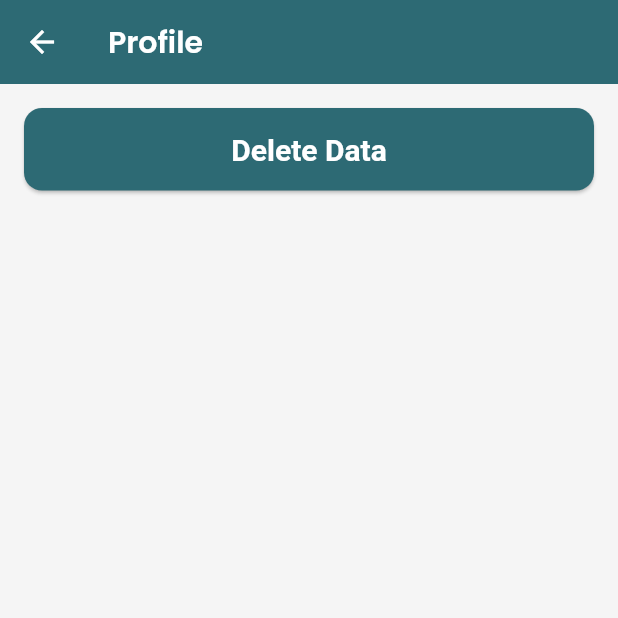
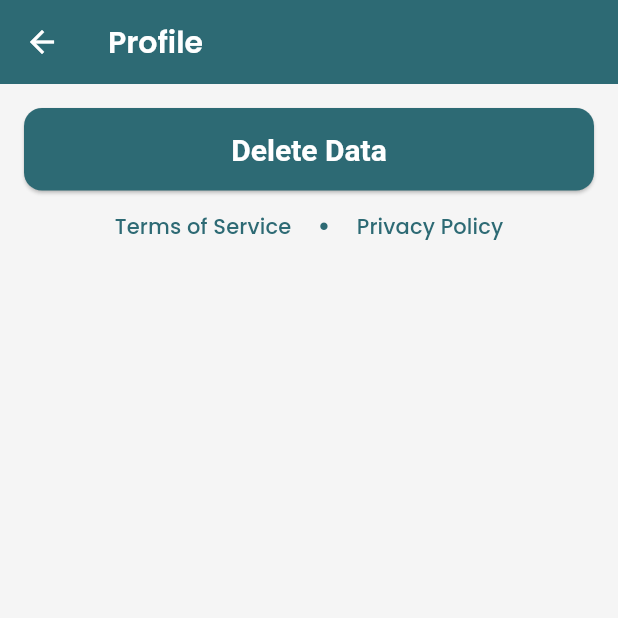
Before and after one commit to mw29/hungry-owl, a Flutter app: the ProfileScreen screen opened directly, on a phone screen of 412 x 824 dp, the top half of it. Run offline on Flutter 3.47's test engine with Material 3 defaults, Android fonts, the phone set to English and light mode, and no system bars; our stand-ins replace camera, flutter_dotenv, flutter_riverpod, google_fonts, google_generative_ai, sembast.

Commit message:
pp and ts links

```diff
--- a/lib/screens/profile.dart
+++ b/lib/screens/profile.dart
@@ -1,6 +1,8 @@
 import 'package:flutter/material.dart';
 import 'package:flutter_riverpod/flutter_riverpod.dart';
 import 'package:scan_app/models/users.dart';
+import 'package:scan_app/screens/terms_of_service.dart';
+import 'package:scan_app/screens/privacy_policy.dart';
 
 class ProfileScreen extends ConsumerStatefulWidget {
   const ProfileScreen({super.key});
@@ -49,7 +51,27 @@ class _ProfileScreen extends ConsumerState<ProfileScreen> {
                     Navigator.of(context).popUntil((route) => route.isFirst);
                   }
                 },
-                child: const Text("Delete Data"))
+                child: const Text("Delete Data")),
+            Row(
+              mainAxisAlignment: MainAxisAlignment.center,
+              children: [
+                TextButton(
+                  onPressed: () {
+                    Navigator.of(context).push(MaterialPageRoute(
+                        builder: (context) => const TermsOfServiceScreen()));
+                  },
+                  child: const Text("Terms of Service"),
+                ),
+                Text(" • ", style: TextStyle(color: Theme.of(context).colorScheme.primary, fontSize: 20),),
+                TextButton(
+                  onPressed: () {
+                    Navigator.of(context).push(MaterialPageRoute(
+                        builder: (context) => const PrivacyPolicyScreen()));
+                  },
+                  child: const Text("Privacy Policy"),
+                ),
+              ],
+            )
           ],
         ),
       ),
```
Also changed, not shown: lib/screens/privacy_policy.dart (added, +20 -0 lines), lib/screens/terms_of_service.dart (added, +21 -0 lines).
